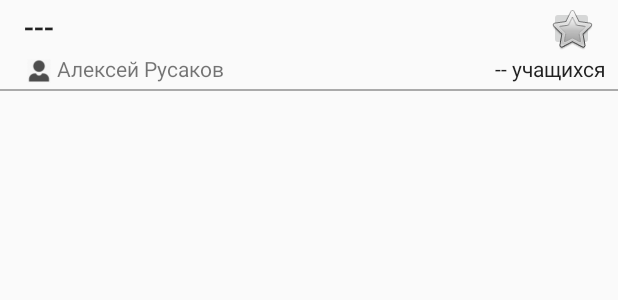
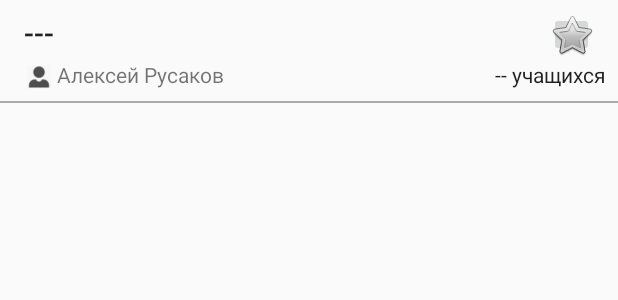
Before and after one commit to AlienCoffee/Pluses-Progress, an Android app: the layout group_item.xml on its own in the app's theme, with its tools: preview values and no code run, on a phone screen of 412 x 824 dp. Shown: the top 300 px of the screen. Run offline under Robolectric (Android 15) with nearby library versions, the phone set to English and light mode, and no system bars.

Commit message:
interface slightly reworked & custom toolbar added

```diff
--- a/app/src/main/res/layout/group_item.xml
+++ b/app/src/main/res/layout/group_item.xml
@@ -11,9 +11,8 @@
         android:id="@+id/group_item_name"
         android:layout_width="wrap_content"
         android:layout_height="wrap_content"
-        android:layout_marginLeft="16dp"
         android:layout_marginStart="16dp"
-        android:layout_marginTop="4dp"
+        android:layout_marginTop="8dp"
         android:textAppearance="@style/TextAppearance.AppCompat.Body2"
         android:textSize="20sp"
         app:layout_constraintStart_toStartOf="parent"
@@ -79,7 +78,7 @@
     <View
         android:layout_width="match_parent"
         android:layout_height="1dp"
-        android:layout_marginTop="4dp"
+        android:layout_marginTop="8dp"
         android:background="@android:color/darker_gray"
         app:layout_constraintStart_toStartOf="parent"
         app:layout_constraintTop_toBottomOf="@+id/group_item_tv1" />
```
